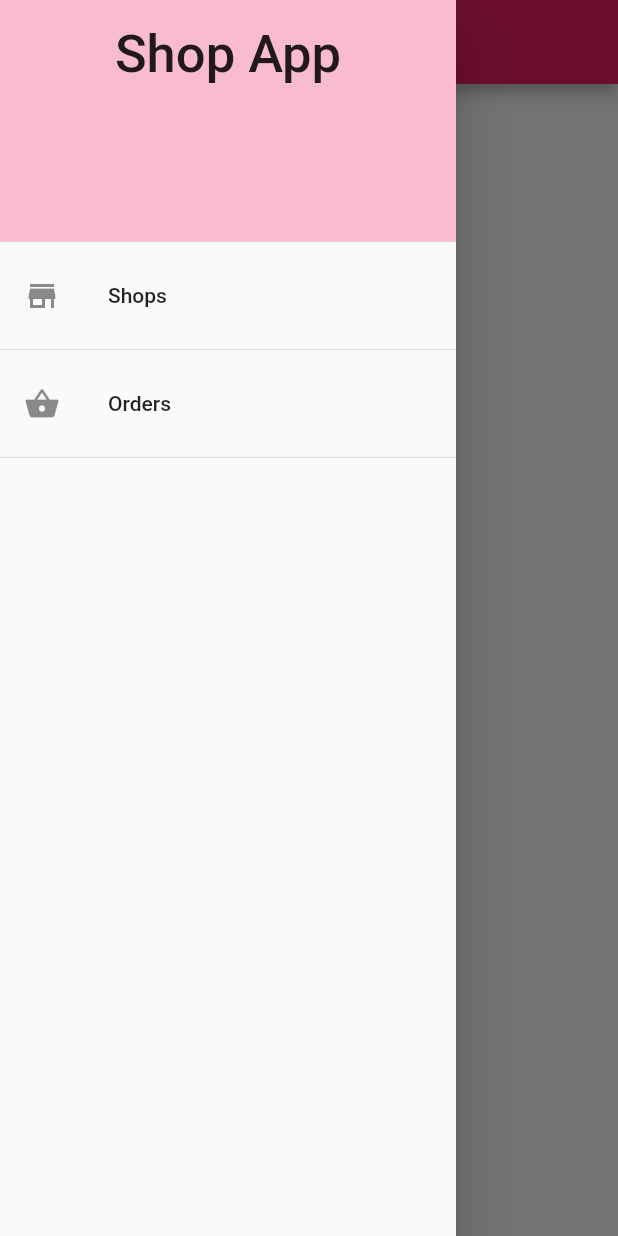
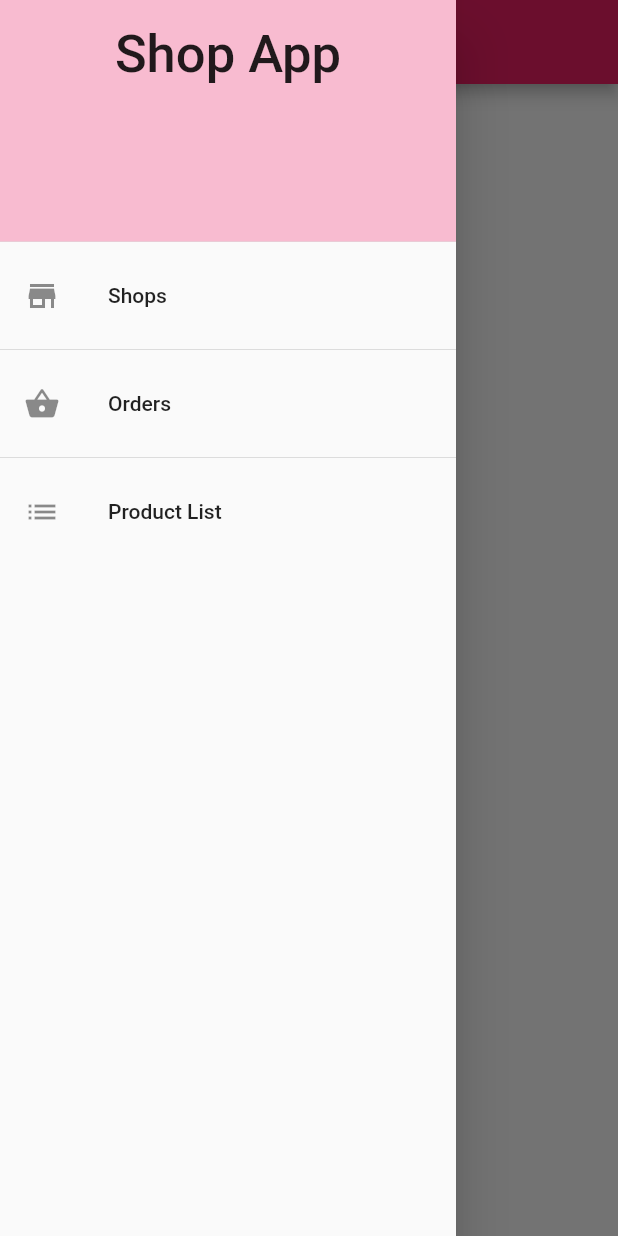
Before and after one commit to kimchhengheng/Flutter_ShopAPP, a Flutter app: the ProductOrder screen opened by its route, with the side drawer open, on a phone screen of 412 x 824 dp. Run offline on Flutter 3.47's test engine with Material 2 defaults, Android fonts, the phone set to English and light mode, and no system bars; our stand-ins replace badges; network calls fail.

```diff
--- a/lib/Provider/Products.dart
+++ b/lib/Provider/Products.dart
@@ -51,8 +51,11 @@ class Products with ChangeNotifier {
   Product getProductbyID(String id){
     return _items.firstWhere((prod) => prod.id == id);
   }
+  //add product
   void add (){
     // when we add a product we have to notify all the widget that using Products object that it has been change
     notifyListeners();
   }
+  // remove prod
+
 }
--- /dev/null
+++ b/lib/Screen/edit_add_screen.dart
@@ -0,0 +1 @@
+// after your click edit or add , we gonna check if the porduct have in the provider or not if yes edit, not add
--- a/lib/Widget/app_drawer.dart
+++ b/lib/Widget/app_drawer.dart
@@ -1,6 +1,7 @@
 import 'package:flutter/material.dart';
 
 import '../Screen/product_order.dart';
+import '../Screen/user_product_screen.dart';
 
 class AppDrawer extends StatelessWidget {
   @override
@@ -30,6 +31,13 @@ class AppDrawer extends StatelessWidget {
             },
           ),
           Divider(),
+          ListTile(
+            leading: Icon(Icons.list),
+            title: Text("Product List"),
+            onTap: () {
+              Navigator.of(context).pushNamed(UserProductScreen.routeName);
+            },
+          ),
       ],
     )
 
--- a/lib/main.dart
+++ b/lib/main.dart
@@ -8,6 +8,7 @@ import 'Screen/product_cart.dart';
 import 'Screen/product_detail_screen.dart';
 import 'Screen/product_order.dart';
 import 'Screen/products_overview_screen.dart';
+import 'Screen/user_product_screen.dart';
 
 import 'Provider/Products.dart';
 import 'Provider/Cart.dart';
@@ -43,6 +44,7 @@ class MyApp extends StatelessWidget {
             ProductDetailScreen.routeName: (ctx) => ProductDetailScreen(),
             ProductCart.routeName: (ctx) => ProductCart(),
             ProductOrder.routeName: (ctx) => ProductOrder(),
+            UserProductScreen.routeName: (ctx) => UserProductScreen(),
 
           },
       ),
```
Also changed, not shown: lib/Screen/user_product_screen.dart (added, +26 -0 lines), lib/Widget/user_product_item.dart (added, +10 -0 lines).
